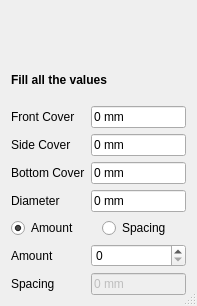
amrit3701/FreeCAD-Reinforcement, file StraightRebar.ui: the form before one commit.
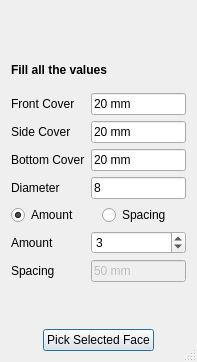
The form after the commit. Custom widgets are drawn as their Qt base class.

Commit message: Implemented Pick Selected Button

Patch:
```diff
--- a/StraightRebar.ui
+++ b/StraightRebar.ui
@@ -7,7 +7,7 @@
     <x>0</x>
     <y>0</y>
     <width>197</width>
-    <height>306</height>
+    <height>362</height>
    </rect>
   </property>
   <property name="windowTitle">
@@ -51,7 +51,7 @@
      <item row="0" column="1">
       <widget class="Gui::InputField" name="frontCover">
        <property name="text">
-        <string>0 mm</string>
+        <string>20 mm</string>
        </property>
        <property name="unit" stdset="0">
         <string notr="true"/>
@@ -68,7 +68,7 @@
      <item row="1" column="1">
       <widget class="Gui::InputField" name="sideCover">
        <property name="text">
-        <string>0 mm</string>
+        <string>20 mm</string>
        </property>
        <property name="unit" stdset="0">
         <string notr="true"/>
@@ -85,7 +85,7 @@
      <item row="2" column="1">
       <widget class="Gui::InputField" name="bottomCover">
        <property name="text">
-        <string>0 mm</string>
+        <string>20 mm</string>
        </property>
        <property name="unit" stdset="0">
         <string notr="true"/>
@@ -146,7 +146,7 @@
         <bool>false</bool>
        </property>
        <property name="text">
-        <string>0 mm</string>
+        <string>50 mm</string>
        </property>
        <property name="unit" stdset="0">
         <string notr="true"/>
@@ -158,12 +158,15 @@
        <property name="enabled">
         <bool>true</bool>
        </property>
+       <property name="value">
+        <number>3</number>
+       </property>
       </widget>
      </item>
      <item row="3" column="1">
       <widget class="Gui::InputField" name="diameter">
        <property name="text">
-        <string>0 mm</string>
+        <string>8</string>
        </property>
        <property name="unit" stdset="0">
         <string notr="true"/>
@@ -188,6 +191,26 @@
      </property>
     </widget>
    </item>
+   <item row="3" column="0" alignment="Qt::AlignHCenter">
+    <widget class="QLabel" name="PickSelectedFaceLabel">
+     <property name="text">
+      <string/>
+     </property>
+    </widget>
+   </item>
+   <item row="4" column="0" alignment="Qt::AlignHCenter">
+    <widget class="QPushButton" name="PickSelectedFace">
+     <property name="enabled">
+      <bool>true</bool>
+     </property>
+     <property name="text">
+      <string>Pick Selected Face</string>
+     </property>
+     <property name="checkable">
+      <bool>false</bool>
+     </property>
+    </widget>
+   </item>
   </layout>
  </widget>
  <customwidgets>
```
The commit also changes 1 other file.
